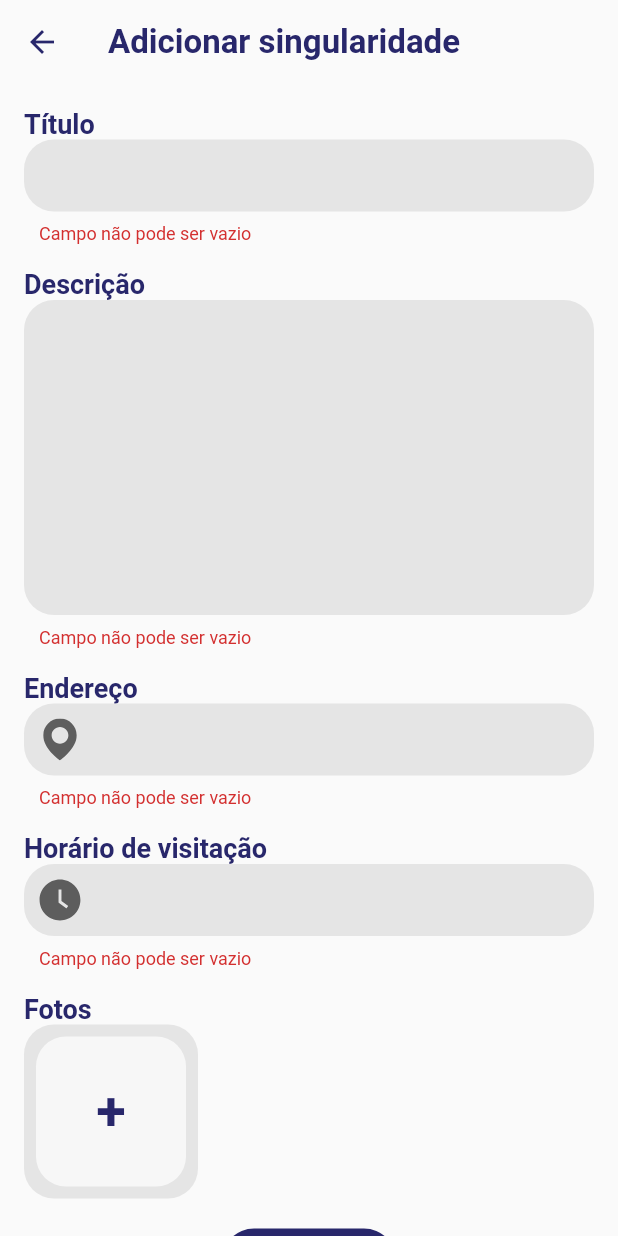
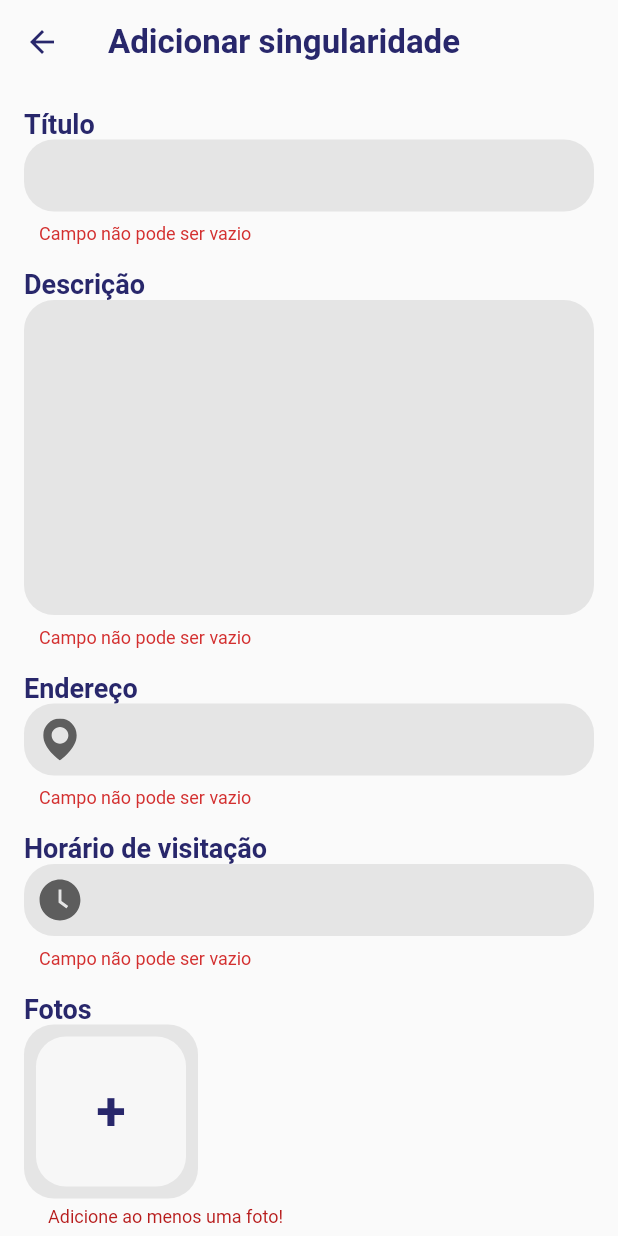
Before and after one commit to pablwoAraujo/cidade-singular-admin, a Flutter app: the AddSingularityPage screen opened by its route, after a tap on "Adicionar", on a phone screen of 412 x 824 dp. Run offline on Flutter 3.47's test engine with Material 2 defaults, Android fonts, the phone set to English and light mode, and no system bars; our stand-ins replace dio, flutter_modular, flutter_svg, image_picker, mobx; generated files the repository leaves out were written again.

Commit message:
adiciona validação  opção de remover imagem

```diff
--- a/lib/app/screens/singularities/add_singularity_page.dart
+++ b/lib/app/screens/singularities/add_singularity_page.dart
@@ -53,6 +53,8 @@ class _AddSingularityPageState extends State<AddSingularityPage> {
       });
     }
   }
+
+  bool validImages = true;
 
   @override
   Widget build(BuildContext context) {
@@ -135,13 +137,46 @@ class _AddSingularityPageState extends State<AddSingularityPage> {
                     runSpacing: 10,
                     children: [
                       ...images.map(
-                        (image) => ClipRRect(
-                          borderRadius: BorderRadius.circular(20),
-                          child: Image.file(
-                            File(image.path),
-                            fit: BoxFit.cover,
-                            height: 100,
-                            width: 100,
+                        (image) => SizedBox(
+                          width: 100,
+                          height: 100,
+                          child: Stack(
+                            clipBehavior: Clip.none,
+                            children: [
+                              Positioned.fill(
+                                child: ClipRRect(
+                                  borderRadius: BorderRadius.circular(20),
+                                  child: Image.file(
+                                    File(image.path),
+                                    fit: BoxFit.cover,
+                                  ),
+                                ),
+                              ),
+                              Positioned(
+                                top: -5,
+                                right: -5,
+                                child: GestureDetector(
+                                  onTap: () {
+                                    setState(() {
+                                      images.remove(image);
+                                    });
+                                  },
+                                  child: Container(
+                                    width: 25,
+                                    height: 25,
+                                    decoration: BoxDecoration(
+                                      borderRadius: BorderRadius.circular(50),
+                                      color: Colors.deepOrange.shade300,
+                                    ),
+                                    child: Icon(
+                                      Icons.close,
+                                      color: Colors.white,
+                                      size: 16,
+                                    ),
+                                  ),
+                                ),
+                              ),
+                            ],
                           ),
                         ),
                       ),
@@ -169,11 +204,27 @@ class _AddSingularityPageState extends State<AddSingularityPage> {
                     ],
                   ),
                 ),
+                if (!validImages)
+                  Padding(
+                    padding: const EdgeInsets.only(top: 5, left: 16),
+                    child: Text(
+                      "Adicione ao menos uma foto!",
+                      style: TextStyle(
+                        fontSize: 12,
+                        color: Colors.red.shade900,
+                      ),
+                    ),
+                  ),
                 SizedBox(height: 20),
                 Center(
                   child: GestureDetector(
                     onTap: () {
-                      _formKey.currentState?.validate();
+                      if (images.isEmpty) {
+                        setState(() {
+                          validImages = false;
+                        });
+                      }
+                      if (_formKey.currentState?.validate() ?? false) {}
                     },
                     child: Container(
                       decoration: BoxDecoration(
```
